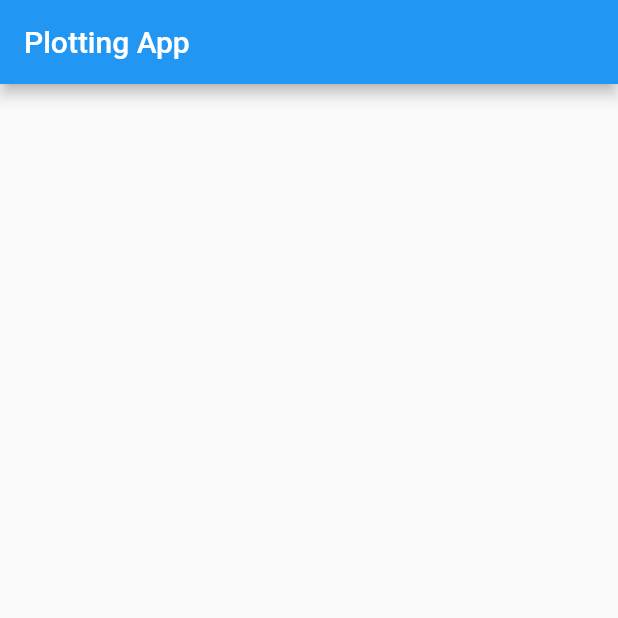
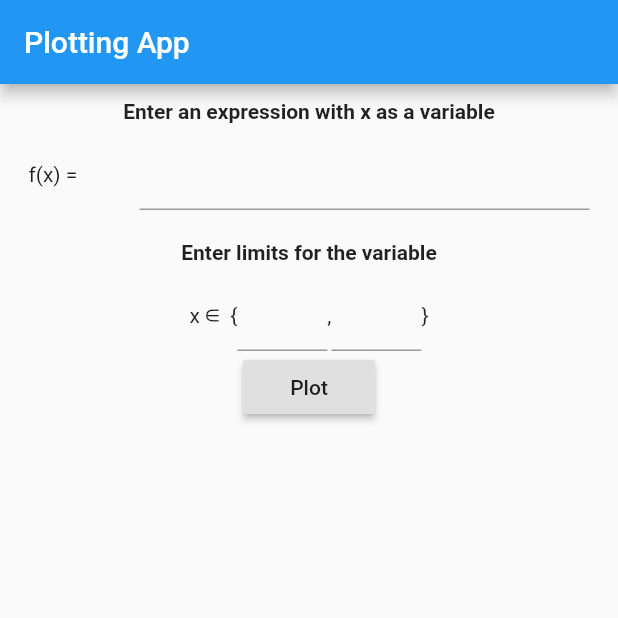
Before and after one commit to ananasness/plotting_app, a Flutter app: the screen it shows after launch, on a phone screen of 412 x 824 dp, the top half of it. Run offline on Flutter 3.47's test engine with Material 2 defaults, Android fonts, the phone set to English and light mode, and no system bars; our stand-ins replace string_validator.

Commit message:
Add form to submit plot data by user

```diff
--- a/lib/main.dart
+++ b/lib/main.dart
@@ -1,4 +1,5 @@
 import 'package:flutter/material.dart';
+import 'package:plotting_app/plot_data_form.dart';
 
 void main() {
   runApp(MyApp());
@@ -24,11 +25,26 @@ class HomePage extends StatefulWidget {
 }
 
 class _HomePageState extends State<HomePage> {
+  Widget plotWidget;
+
   @override
   Widget build(BuildContext context) {
     return Scaffold(
+      resizeToAvoidBottomInset: false,
       appBar: AppBar(
         title: Text("Plotting App"),
+      ),
+      body: Column(
+        children: [
+          PlotDataForm(
+            onFormSubmitted: (PlotData plotData) {
+              setState(() {
+                plotWidget = Text("The plot is here!");
+              });
+            },
+          ),
+          if (plotWidget != null) plotWidget
+        ],
       ),
     );
   }
--- /dev/null
+++ b/lib/plot_data_form.dart
@@ -0,0 +1,144 @@
+import 'package:flutter/material.dart';
+import 'package:plotting_app/parser.dart';
+
+class PlotData {
+  final Expression expression;
+  final String expString;
+  final double min;
+  final double max;
+
+  PlotData({this.expression, this.expString, this.min, this.max});
+}
+
+class PlotDataForm extends StatefulWidget {
+  final void Function(PlotData) onFormSubmitted;
+
+  const PlotDataForm({Key key, this.onFormSubmitted}) : super(key: key);
+
+  @override
+  _PlotDataFormState createState() => _PlotDataFormState();
+}
+
+class _PlotDataFormState extends State<PlotDataForm> {
+  final Parser _parser = Parser();
+  TextEditingController _controller;
+  TextEditingController _minController;
+  TextEditingController _maxController;
+  String errorMessage;
+
+  void initState() {
+    super.initState();
+    _controller = TextEditingController();
+    _minController = TextEditingController();
+    _maxController = TextEditingController();
+  }
+
+  void dispose() {
+    _controller.dispose();
+    _minController.dispose();
+    _maxController.dispose();
+    super.dispose();
+  }
+
+  @override
+  Widget build(BuildContext context) {
+    return Column(
+      crossAxisAlignment: CrossAxisAlignment.center,
+      children: <Widget>[
+        Padding(
+            padding: EdgeInsets.all(10),
+            child: Text(
+              'Enter an expression with x as a variable',
+              style: TextStyle(fontWeight: FontWeight.bold),
+            )),
+        Row(
+          mainAxisAlignment: MainAxisAlignment.spaceAround,
+          children: [
+            Text("f(x) = "),
+            SizedBox(
+                width: 300,
+                child: TextField(
+                  controller: _controller,
+                ))
+          ],
+        ),
+        SizedBox(height: 10),
+        Padding(
+            padding: EdgeInsets.all(10),
+            child: Text(
+              'Enter limits for the variable',
+              style: TextStyle(fontWeight: FontWeight.bold),
+            )),
+        Row(
+          mainAxisAlignment: MainAxisAlignment.center,
+          children: [
+            Text("x ∈  {"),
+            Padding(
+              padding: EdgeInsets.symmetric(horizontal: 0),
+              child: SizedBox(
+                width: 60,
+                child: TextField(
+                  textAlign: TextAlign.center,
+                  controller: _minController,
+                ),
+              ),
+            ),
+            Text(","),
+            SizedBox(
+                width: 60,
+                child: TextField(
+                  textAlign: TextAlign.center,
+                  controller: _maxController,
+                )),
+            Text("}"),
+          ],
+        ),
+        RaisedButton(child: Text("Plot"), onPressed: onPlotButtonClick),
+        if (errorMessage != null)
+          Text(errorMessage, style: TextStyle(color: Colors.red, fontSize: 14)),
+      ],
+    );
+  }
+
+  void onPlotButtonClick() {
+    setState(() {
+      this.errorMessage = tryToSubmitForm();
+    });
+    FocusScope.of(context).unfocus();
+  }
+
+  String tryToSubmitForm() {
+    print(_minController);
+    final minVal = double.tryParse(_minController.text);
+    if (minVal == null) {
+      return "Incorrect Min value";
+    }
+    final maxVal = double.tryParse(_maxController.text);
+    if (maxVal == null) {
+      return "Incorrect Max value";
+    }
+
+    if (minVal >= maxVal) {
+      return "Min should be more than max";
+    }
+
+    Expression exp;
+    try {
+      exp = _parser.parse(_controller.text);
+    } on FormatException catch (e) {
+      return e.message;
+    } catch (e) {
+      return "Incorrect expression";
+    }
+    if (exp == null || minVal == null || maxVal == null) {
+      return "Something went wrong. Please try again";
+    }
+
+    widget.onFormSubmitted(PlotData(
+        expression: exp,
+        expString: _controller.text,
+        min: minVal,
+        max: maxVal));
+    return null;
+  }
+}
```
